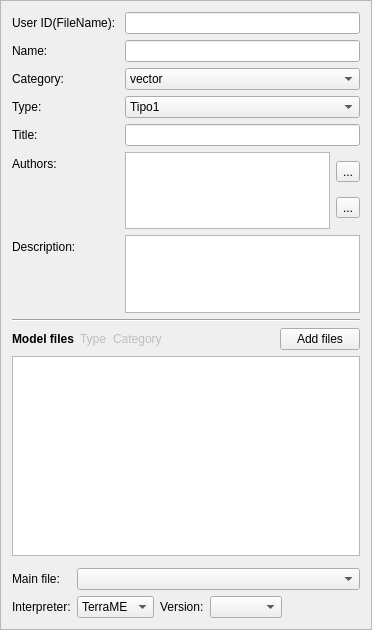
Old version of the form source/src/editor/views/modelview.ui in the repository ufopleds/DengueME.
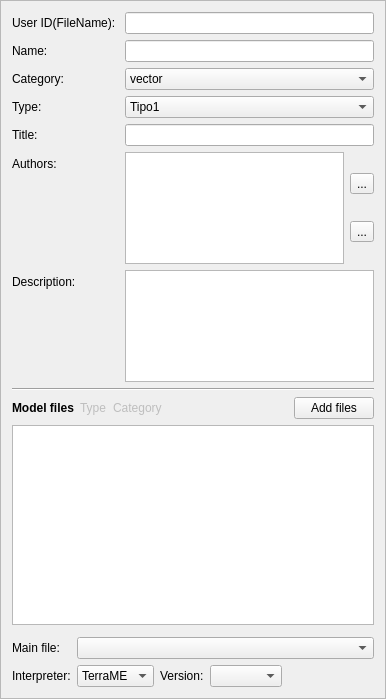
New version of the form. Icons and pictures are not drawn.

```diff
--- a/source/src/editor/views/modelview.ui
+++ b/source/src/editor/views/modelview.ui
@@ -6,8 +6,8 @@
    <rect>
     <x>0</x>
     <y>0</y>
-    <width>372</width>
-    <height>630</height>
+    <width>386</width>
+    <height>699</height>
    </rect>
   </property>
   <property name="windowTitle">
```
Left out of the diff: 2 changed lines with no effect on the pictures.
